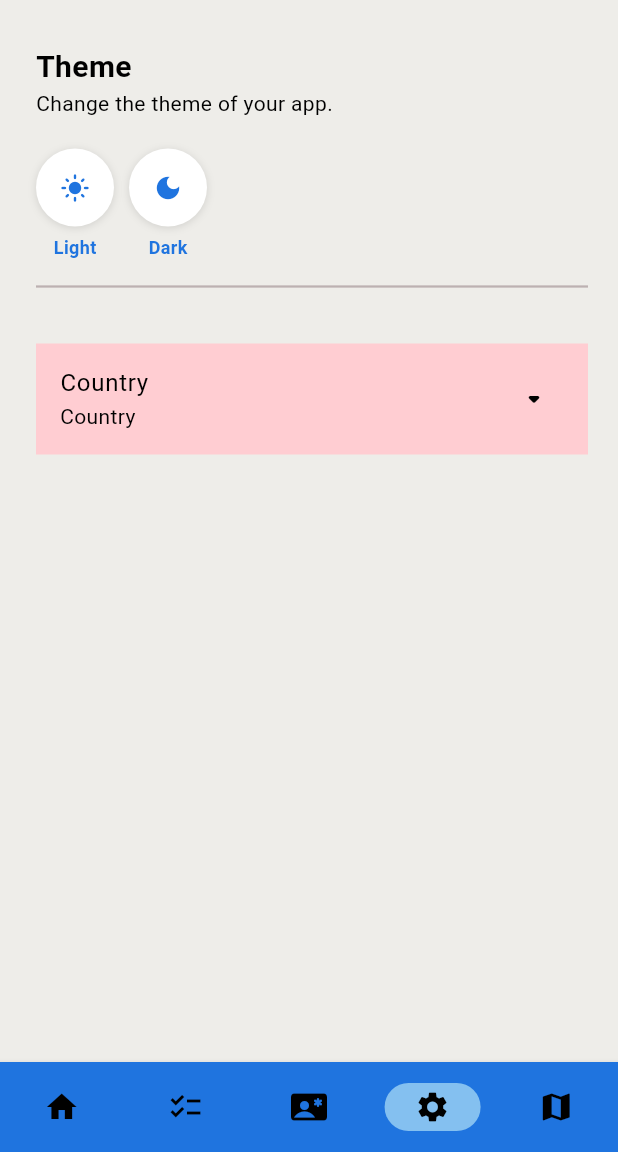
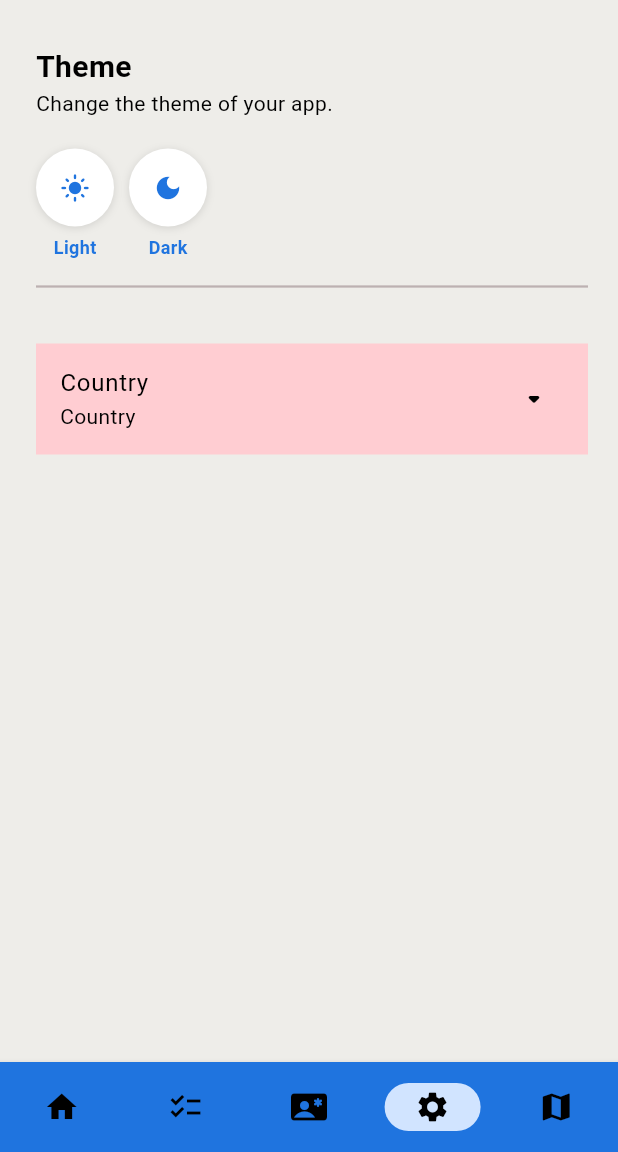
Before and after one commit to LeBern-Matthews/Lookout_Mobile_App, a Flutter app: the screen it shows after launch, item 4 of the bottom bar chosen, on a phone screen of 412 x 824 dp, the part 84-1236 px from its top. Run offline on Flutter 3.47's test engine with Material 3 defaults, Android fonts, the phone set to English and light mode, and no system bars; our stand-ins replace google_maps_flutter, internet_connection_checker, location.

Commit message:
feat: Add themeButton component for theme selection in SettingsPage; update theme colors in light and dark modes

```diff
--- a/lib/components/themeButton.dart
+++ b/lib/components/theme_button.dart
@@ -22,7 +22,7 @@
         Container(
           padding: const EdgeInsets.all(2),
           decoration: const BoxDecoration(
-            color: Colors.white,
+            color: Color.fromRGBO(255, 255, 255, 1),
             shape: BoxShape.circle,
             boxShadow: [
               BoxShadow(
--- a/lib/pages/settings_page.dart
+++ b/lib/pages/settings_page.dart
@@ -1,7 +1,7 @@
 import 'package:flutter/material.dart';
 import '../components/country_selector.dart'; // Add this import
 import 'package:provider/provider.dart';
-import '../components/themeButton.dart';
+import '../components/theme_button.dart';
 import '../themes/theme_provider.dart';
 import '../themes/light_mode.dart';
 import '../themes/dark_mode.dart';
@@ -38,12 +38,12 @@ class _SettingsPageState extends State<SettingsPage> {
                 "Theme",
                 style: TextStyle(fontSize: 20, fontWeight: FontWeight.bold),
               ),
-              Text(_selectedTheme, style: TextStyle(fontSize: 14 ),),
+              Text(_selectedTheme, style: TextStyle(fontSize: 14)),
               SizedBox(height: 20),
               Row(
                 children: [
-
-                  themeButton(        // Light theme button
+                  themeButton(
+                    // Light theme button
                     label: 'Light',
                     icon: Icons.light_mode,
                     onPressed: () {
@@ -60,7 +60,8 @@ class _SettingsPageState extends State<SettingsPage> {
 
                   const SizedBox(width: 10),
 
-                  themeButton(       // Dark theme button
+                  themeButton(
+                    // Dark theme button
                     label: 'Dark',
                     icon: Icons.dark_mode,
                     onPressed: () {
@@ -83,15 +84,42 @@ class _SettingsPageState extends State<SettingsPage> {
               ),
 
               SizedBox(height: 30),
-              ExpansionTile(
+              Consumer<CountryProvider>(
+                builder: (context, countryProvider, _) {
+                  final selectedCountry = countryProvider.country;
+                  final isLight =
+                      Theme.of(context).brightness == Brightness.light;
+                  final borderColor = const Color.fromARGB(255, 255, 157, 20);
+                  final cardColor = isLight
+                      ? const Color.fromARGB(255, 255, 236, 209)
+                      : const Color.fromARGB(255, 63, 43, 16);
+                  return ExpansionTile(
                     collapsedBackgroundColor: Colors.red[100],
                     controller: _countryController,
                     title: const Text("Country"),
-                subtitle: Text(context.watch<CountryProvider>().country),
+                    subtitle: Text(selectedCountry),
                     trailing: const Icon(Icons.arrow_drop_down_rounded),
                     children: countryOptions().map((country) {
-                  return ListTile(
-                    title: Text(country),
+                      final isSelected = selectedCountry == country;
+
+                      return SizedBox(
+                        width: double.infinity,
+                        child: Card(
+                          shape: RoundedRectangleBorder(
+                            borderRadius: BorderRadius.circular(8),
+                            side: BorderSide(
+                              color: isSelected
+                                  ? borderColor
+                                  : Colors.transparent,
+                              width: 2,
+                            ),
+                          ),
+                          color: isSelected ? cardColor : null,
+                          margin: const EdgeInsets.symmetric(
+                            horizontal: 0,
+                            vertical: 4,
+                          ),
+                          child: InkWell(
                             onTap: () async {
                               Provider.of<CountryProvider>(
                                 context,
@@ -103,8 +131,22 @@ class _SettingsPageState extends State<SettingsPage> {
                               ).loadJsonData(country);
                               _countryController.collapse();
                             },
+                            child: Padding(
+                              padding: const EdgeInsets.symmetric(
+                                horizontal: 16.0,
+                                vertical: 12.0,
+                              ),
+                              child: Text(
+                                country,
+                                style: const TextStyle(fontSize: 16),
+                              ),
+                            ),
+                          ),
+                        ),
                       );
                     }).toList(),
+                  );
+                },
               ),
             ],
           ),
--- a/lib/themes/dark_mode.dart
+++ b/lib/themes/dark_mode.dart
@@ -4,14 +4,14 @@ ThemeData darkmode = ThemeData(
   brightness: Brightness.dark,
   colorScheme: ColorScheme.dark(
     surface: const Color.fromRGBO(30, 30, 30, 1),
-    primary: const Color.fromRGBO(119, 147, 169, 1),
-    secondary: const Color.fromRGBO(83, 102, 118, 1),
+    primary: const Color.fromRGBO(31, 116, 223, 1),
+    secondary: const Color.fromRGBO(63, 43, 16, 1),
     tertiary: const Color.fromRGBO(84, 83, 51, 1),
     onSurface: Colors.white,
     onPrimary: Colors.white,
     onSecondary: Colors.white,
   ),
-  scaffoldBackgroundColor: const Color.fromRGBO(18, 18, 18, 1),
+  scaffoldBackgroundColor: const Color.fromRGBO(30, 30, 30, 1),
   appBarTheme: const AppBarTheme(
     backgroundColor: Color.fromRGBO(30, 30, 30, 1),
     foregroundColor: Colors.white,
--- a/lib/themes/light_mode.dart
+++ b/lib/themes/light_mode.dart
@@ -4,13 +4,16 @@ ThemeData lightmode = ThemeData(
   colorScheme: ColorScheme.light(
     surface: const Color.fromARGB(100,241, 244, 248), // the background colour
     primary: const Color.fromRGBO(187, 222, 251, 1),
-    secondary: const Color.fromARGB(255, 132, 192, 240),
-    tertiary: const Color.fromRGBO(109, 106, 66, 10),
+    secondary: const Color.fromARGB(255, 209, 228, 255),
+    tertiary: const Color.fromARGB(255, 209, 228, 255),
   ).copyWith(
     brightness: Brightness.light,
     primary: const Color.fromRGBO(31, 116, 223, 1),
     surface: const Color.fromRGBO(238,237,233, 1),
+   secondary: const Color.fromARGB(255, 209, 228, 255),
   ),
+
+
   pageTransitionsTheme: const PageTransitionsTheme(
     builders: {
       TargetPlatform.android: FadeUpwardsPageTransitionsBuilder(),
```
Lines whose indentation alone changed are shown as unchanged.
